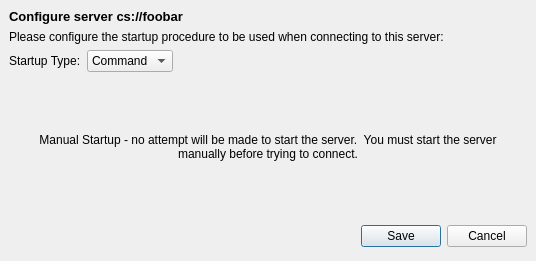
Above: Qt/Components/Resources/UI/pqEditServerStartupDialog.ui from wildmichael/ParaView3-enhancements-old before the change. Below: the same form after it.
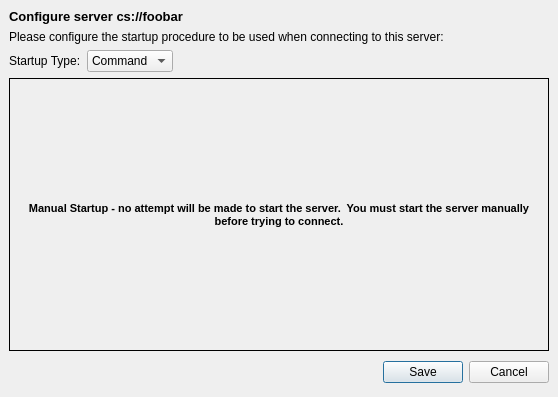
That is the form after the change. The open tabs and pages were chosen to show the change.

Commit message: ENH: Allow more-than-one server startup per host ENH: Use new XML schema for server startup configuration ENH: Support prompting users for runtime server startup arguments ENH: Support automatic generation of random connect ids for server startup arguments ENH: Consolidate & simplify server browser / manage servers dialogs

Patch:
```diff
--- a/Qt/Components/Resources/UI/pqEditServerStartupDialog.ui
+++ b/Qt/Components/Resources/UI/pqEditServerStartupDialog.ui
@@ -8,8 +8,8 @@
    <rect>
     <x>0</x>
     <y>0</y>
-    <width>536</width>
-    <height>231</height>
+    <width>558</width>
+    <height>397</height>
    </rect>
   </property>
   <property name="windowTitle" >
@@ -110,6 +110,9 @@
    </item>
    <item>
     <widget class="QStackedWidget" name="stackedWidget" >
+     <property name="frameShape" >
+      <enum>QFrame::Box</enum>
+     </property>
      <property name="currentIndex" >
       <number>1</number>
      </property>
@@ -196,6 +199,20 @@
        </property>
        <item>
         <widget class="QLabel" name="label_5" >
+         <property name="font" >
+          <font>
+           <family>MS Shell Dlg 2</family>
+           <pointsize>8</pointsize>
+           <weight>75</weight>
+           <italic>false</italic>
+           <bold>true</bold>
+           <underline>false</underline>
+           <strikeout>false</strikeout>
+          </font>
+         </property>
+         <property name="frameShape" >
+          <enum>QFrame::NoFrame</enum>
+         </property>
          <property name="text" >
           <string>Manual Startup - no attempt will be made to start the server.  You must start the server manually before trying to connect.</string>
          </property>
```
Left out of the diff: 2 changed lines with no effect on the pictures. The commit also changes 56 other files.
